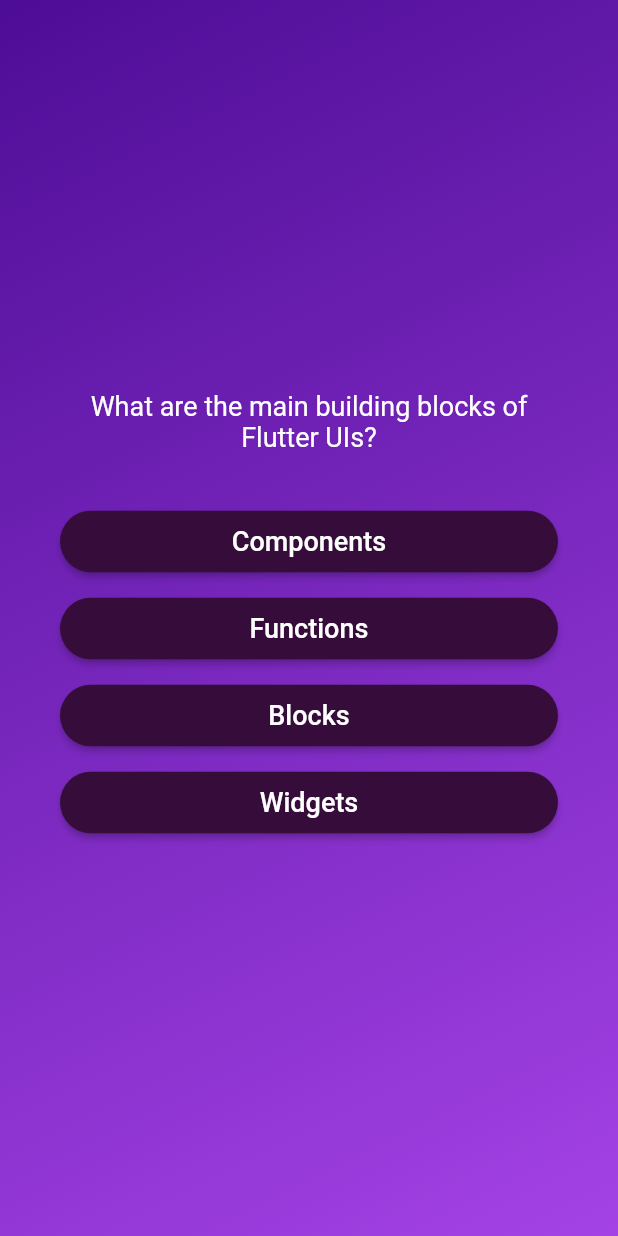
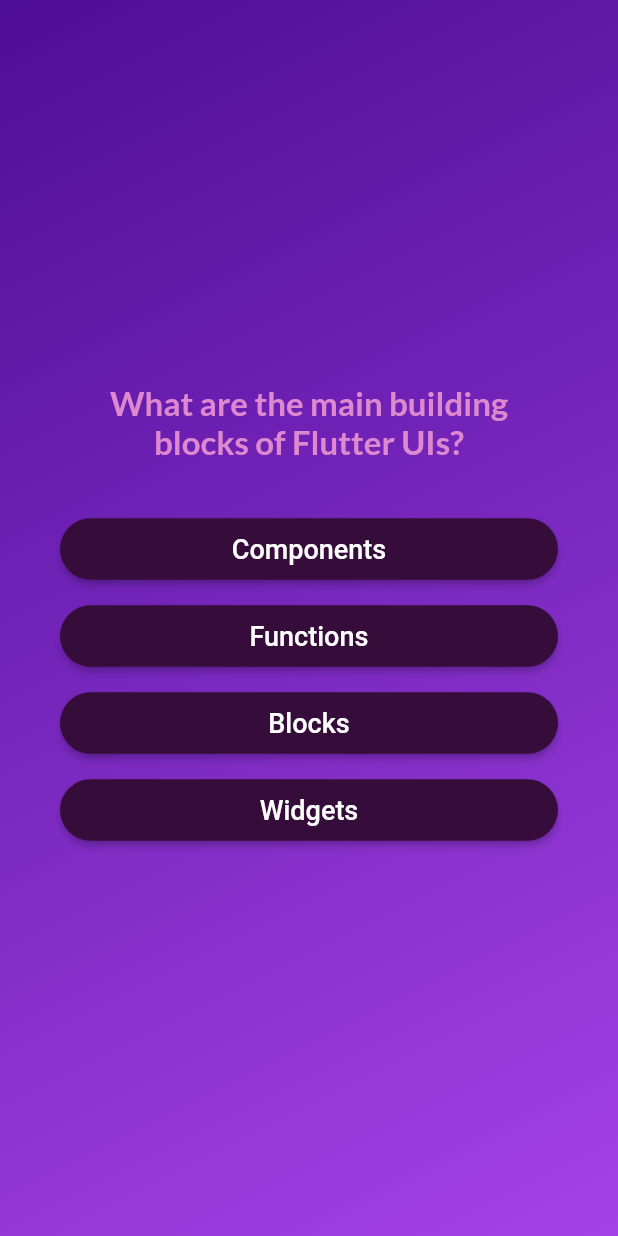
Before and after one commit to stratosfloor/quiz-app, a Flutter app: the screen it shows after launch, after a tap on "Start Quiz!", on a phone screen of 412 x 824 dp. Run offline on Flutter 3.47's test engine with Material 2 defaults, Android fonts, the phone set to English and light mode, and no system bars; our stand-ins replace google_fonts.

Commit message:
Add styling with google fonts instead

```diff
--- a/lib/answer_button.dart
+++ b/lib/answer_button.dart
@@ -28,7 +28,10 @@ class AnswerButton extends StatelessWidget {
             )),
         child: Text(
           answerText,
-          style: const TextStyle(fontSize: 18),
+          textAlign: TextAlign.center,
+          style: const TextStyle(
+            fontSize: 18,
+          ),
         ),
       ),
     );
--- a/lib/questions_screen.dart
+++ b/lib/questions_screen.dart
@@ -1,6 +1,7 @@
 import 'package:flutter/material.dart';
 import 'package:quiz_app/answer_button.dart';
 import 'package:quiz_app/data/questions.dart';
+import 'package:google_fonts/google_fonts.dart';
 
 class QuestionsScreen extends StatefulWidget {
   const QuestionsScreen({super.key});
@@ -33,7 +34,11 @@ class _QuestionsScreenState extends State<QuestionsScreen> {
           children: [
             Text(
               currectQuestion.question,
-              style: const TextStyle(color: Colors.white, fontSize: 18),
+              style: GoogleFonts.lato(
+                color: const Color.fromARGB(255, 221, 136, 207),
+                fontWeight: FontWeight.bold,
+                fontSize: 22,
+              ),
               textAlign: TextAlign.center,
             ),
             const SizedBox(height: 30),
--- a/lib/styled_text.dart
+++ b/lib/styled_text.dart
@@ -1,4 +1,5 @@
 import 'package:flutter/material.dart';
+import 'package:google_fonts/google_fonts.dart';
 
 class StyledText extends StatelessWidget {
   const StyledText(
@@ -10,9 +11,10 @@ class StyledText extends StatelessWidget {
 
   @override
   Widget build(context) {
-    return (Text(
-      text,
-      style: TextStyle(color: color, fontSize: size),
-    ));
+    return (Text(text,
+        style: GoogleFonts.lato(
+          color: color,
+          fontSize: size,
+        )));
   }
 }
```
